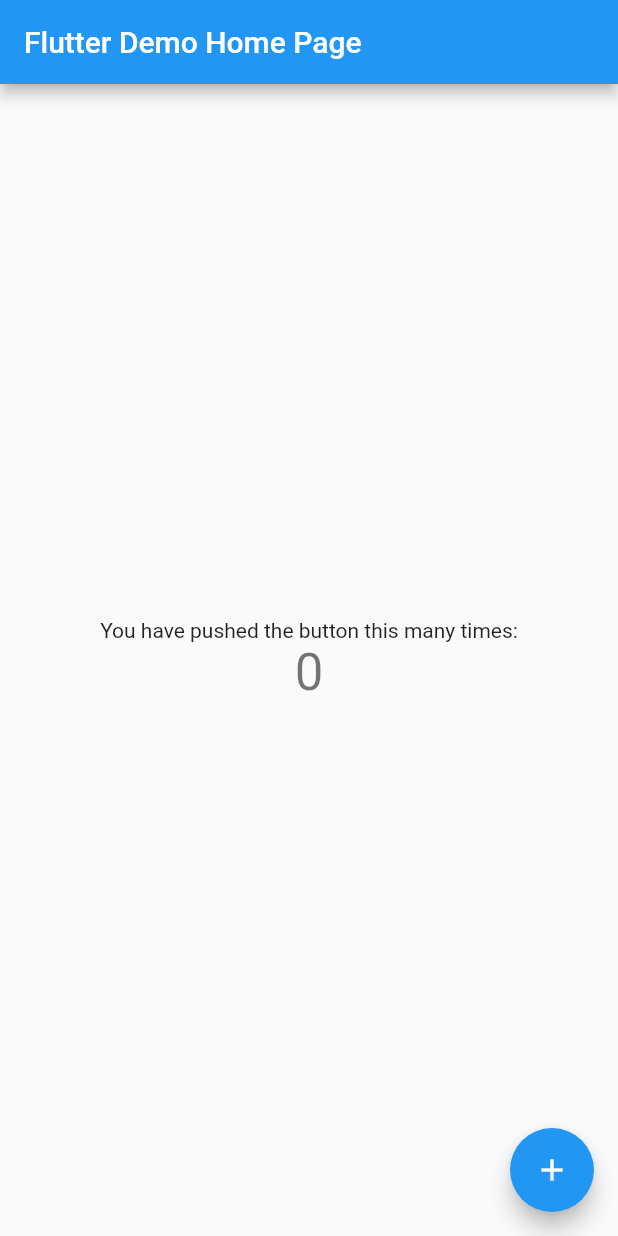
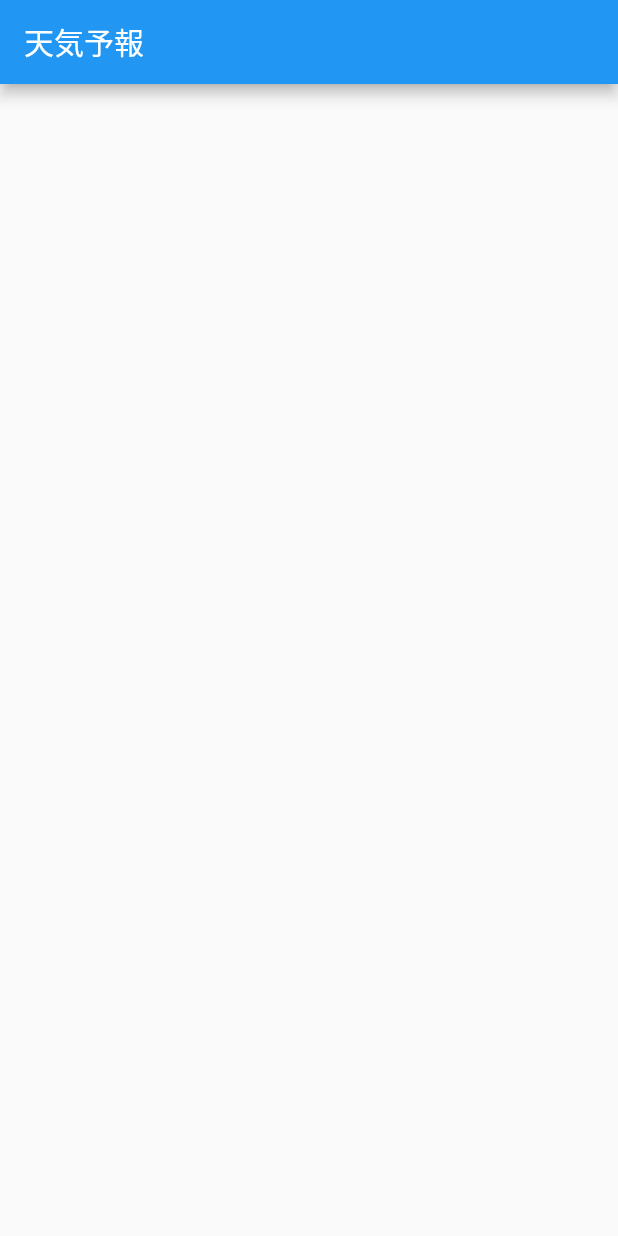
Before and after one commit to KareKyasu/flutter_weather_forecast, a Flutter app: the screen it shows after launch, on a phone screen of 412 x 824 dp. Run offline on Flutter 3.47's test engine with Material 2 defaults, Android fonts, the phone set to English and light mode, and no system bars.

Commit message:
不要なコード削除

```diff
--- a/weather_forecast/lib/main.dart
+++ b/weather_forecast/lib/main.dart
@@ -5,7 +5,6 @@
 }
 
 class MyApp extends StatelessWidget {
-  // This widget is the root of your application.
   @override
   Widget build(BuildContext context) {
     return MaterialApp(
@@ -14,7 +13,7 @@
         primarySwatch: Colors.blue,
         visualDensity: VisualDensity.adaptivePlatformDensity,
       ),
-      home: MyHomePage(title: 'Flutter Demo Home Page'),
+      home: MyHomePage(title: '天気予報'),
     );
   }
 }
@@ -29,14 +28,6 @@
 }
 
 class _MyHomePageState extends State<MyHomePage> {
-  int _counter = 0;
-
-  void _incrementCounter() {
-    setState(() {
-      _counter++;
-    });
-  }
-
   @override
   Widget build(BuildContext context) {
     return Scaffold(
@@ -46,21 +37,7 @@
       body: Center(
         child: Column(
           mainAxisAlignment: MainAxisAlignment.center,
-          children: <Widget>[
-            Text(
-              'You have pushed the button this many times:',
-            ),
-            Text(
-              '$_counter',
-              style: Theme.of(context).textTheme.headline4,
-            ),
-          ],
         ),
-      ),
-      floatingActionButton: FloatingActionButton(
-        onPressed: _incrementCounter,
-        tooltip: 'Increment',
-        child: Icon(Icons.add),
       ),
     );
   }
```
